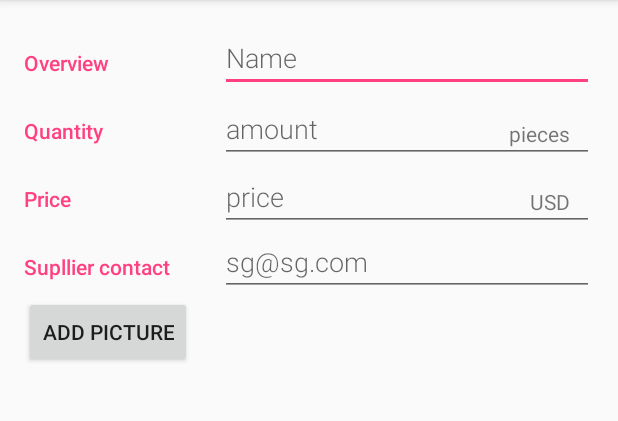
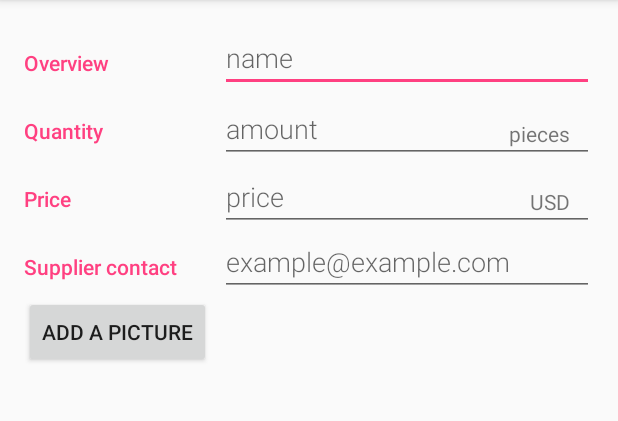
Before and after one commit to aczender/InventoryApp, an Android app: the EditorActivity screen opened directly, with no data from a screen before it, on a phone screen of 412 x 824 dp, the part 84-505 px from its top. Run offline under Robolectric (Android 15) with nearby library versions, the phone set to English and light mode, and no system bars.

Commit message:
2017.10.07.

```diff
--- a/app/src/main/res/layout/activity_editor.xml
+++ b/app/src/main/res/layout/activity_editor.xml
@@ -31,7 +31,7 @@
             <EditText
                 android:id="@+id/edit_device_name"
                 style="@style/EditorFieldStyle"
-                android:hint="Name"
+                android:hint="@string/editor_hintname"
                 android:inputType="textCapWords"/>
 
         </LinearLayout>
@@ -48,7 +48,7 @@
         <!-- Label -->
         <TextView
             style="@style/CategoryStyle"
-            android:text="Quantity"/>
+            android:text="@string/category_quantity"/>
 
         <!-- Input fields -->
         <RelativeLayout
@@ -61,14 +61,14 @@
             <EditText
                 android:id="@+id/edit_device_quantity"
                 style="@style/EditorFieldStyle"
-                android:hint="amount"
+                android:hint="@string/editor_hintquantity"
                 android:inputType="number"/>
 
-            <!-- Units for weight (kg) -->
+            <!-- Units for amount -->
             <TextView
                 android:id="@+id/label_quantity_units"
                 style="@style/EditorUnitsStyle"
-                android:text="pieces"/>
+                android:text="@string/editor_pieces"/>
         </RelativeLayout>
     </LinearLayout>
 
@@ -81,7 +81,7 @@
         <!-- Label -->
         <TextView
             style="@style/CategoryStyle"
-            android:text="Price"/>
+            android:text="@string/category_price"/>
 
         <!-- Input fields -->
         <RelativeLayout
@@ -94,14 +94,14 @@
             <EditText
                 android:id="@+id/edit_device_price"
                 style="@style/EditorFieldStyle"
-                android:hint="price"
+                android:hint="@string/editor_hintprice"
                 android:inputType="number"/>
 
             <!-- Units for weight (kg) -->
             <TextView
                 android:id="@+id/label_price_units"
                 style="@style/EditorUnitsStyle"
-                android:text="USD"/>
+                android:text="@string/editor_price"/>
         </RelativeLayout>
     </LinearLayout>
 
@@ -111,22 +111,22 @@
         android:orientation="horizontal">
 
         <TextView
-            android:text="Supllier contact"
-            style="@style/CategoryStyle" />
+            style="@style/CategoryStyle"
+            android:text="@string/category_contact"/>
 
         <!-- Input fields -->
         <LinearLayout
+            android:layout_width="0dp"
             android:layout_height="wrap_content"
-            android:layout_width="0dp"
             android:layout_weight="2"
-            android:paddingLeft="4dp"
-            android:orientation="vertical">
+            android:orientation="vertical"
+            android:paddingLeft="4dp">
 
             <EditText
                 android:id="@+id/edit_device_contact"
-                android:hint="sg@sg.com"
-                android:inputType="textEmailAddress"
-                style="@style/EditorFieldStyle" />
+                style="@style/EditorFieldStyle"
+                android:hint="@string/category_hintemail"
+                android:inputType="textEmailAddress"/>
         </LinearLayout>
     </LinearLayout>
 
@@ -134,9 +134,9 @@
         android:id="@+id/add_picture"
         android:layout_width="wrap_content"
         android:layout_height="wrap_content"
-        android:text="add picture"/>
+        android:text="@string/picture_button"/>
     <TextView
         android:id="@+id/image_uri"
         android:layout_width="wrap_content"
-        android:layout_height="wrap_content" />
+        android:layout_height="wrap_content"/>
 </LinearLayout>
--- a/app/src/main/res/values/strings.xml
+++ b/app/src/main/res/values/strings.xml
@@ -1,23 +1,62 @@
-<resources xmlns:xliff="urn:oasis:names:tc:xliff:document:1.2">
+<resources>
     <string name="app_name">InventoryApp</string>
-    <string name="search_hint">"check out our store"</string>
-    <string name="product_name">"phone1"</string>
-    <string name="product_price">"xxxx"</string>
 
-    <string name="order_summary_email_subject">Just Java order for Pete></string>
+    <!-- activity_catalog -->
+    <string name="activity_nodevice">NO DEVICES YET</string>
+    <string name="activity_addevice">Get started by adding a device</string>
 
-    <!-- Label for overview category of attributes in the editor [CHAR LIMIT=30] -->
+    <!-- activity_device_layout -->
+    <string name="layout_device">Device name</string>
+    <string name="layout_devicename">ExampleDevice</string>
+    <string name="layout_price">Price</string>
+    <string name="layout_pricewithnumbers">99 USD</string>
+    <string name="layout_contact">Supplier contact</string>
+    <string name="layout_contactinfo">+1 2345 678</string>
+    <string name="layout_quantity">Quantity</string>
+    <string name="layout_quantitywithnumbers">10 pieces</string>
+    <string name="layout_minus">-</string>
+    <string name="layout_plus">+</string>
+    <string name="layout_delete">delete</string>
+    <string name="layout_order">order</string>
+
+    <!-- activity_editor -->
     <string name="category_overview">Overview</string>
+    <string name="editor_hintname">name</string>
+    <string name="category_quantity">Quantity</string>
+    <string name="editor_hintquantity">amount</string>
+    <string name="editor_pieces">pieces</string>
+    <string name="category_price">Price</string>
+    <string name="editor_hintprice">price</string>
+    <string name="editor_price">USD</string>
+    <string name="category_contact">Supplier contact</string>
+    <string name="category_hintemail">example@example.com</string>
+    <string name="picture_button">Add a picture</string>
+
+    <!-- activity list_item -->
+    <string name="list_name">Name</string>
+    <string name="list_device">DummyDevice</string>
+    <string name="list_price">Price</string>
+    <string name="list_pricewithnumbers">100 USD</string>
+    <string name="list_amount">Amount</string>
+    <string name="list_amountwithnumbers">4 pieces</string>
+    <string name="list_buy">Buy</string>
+
+    <!--Editor java -->
+    <string name="editor_insert_device_failed">Error with saving device</string>
+    <string name="editor_update_device_successful">Device updated</string>
+
+    <string name="name_required">Please enter a name</string>
+    <string name="quantity_required">Please enter a quantity</string>
+    <string name="price_required">Please enter a price</string>
+    <string name="contact_required">Please enter a contact</string>
+
+    <string name="picture_added">You have added a picture</string>
+
+    <string name="delete_dialog_msg">Delete this device?</string>
+    <string name="editor_delete_device_failed">Error with deleting device</string>
+    <string name="editor_delete_device_successful">Device deleted</string>
 
     <string name="action_delete_all_entries">Delete all devices</string>
-    <!-- Toast message in editor when current pet was successfully deleted [CHAR LIMIT=NONE] -->
-    <string name="editor_delete_device_successful">Device deleted</string>
-
-    <!-- Toast message in editor when current pet has failed to be deleted [CHAR LIMIT=NONE] -->
-    <string name="editor_delete_device_failed">Error with deleting device</string>
-
-    <!-- Dialog message to ask the user to confirm deleting the current pet [CHAR LIMIT=NONE] -->
-    <string name="delete_dialog_msg">Delete this device?</string>
 
     <string name="action_save">Save</string>
 
@@ -27,21 +66,8 @@
 
     <string name="discard">Discard</string>
 
-    <!-- Dialog button text for the option to keep editing the current pet [CHAR LIMIT=20] -->
     <string name="keep_editing">Keep Editing</string>
-
-    <string name="editor_insert_device_failed">Error with saving device</string>
-
-    <!-- Toast message in editor when current pet was successfully updated [CHAR LIMIT=NONE] -->
-    <string name="editor_update_device_successful">Device updated</string>
-
     <string name="action_insert_dummy_data">Insert Dummy Data</string>
-
-    <string name="name_required">Please enter a name</string>
-    <string name="price_required">Please enter a price</string>
-    <string name="quantity_required">Please enter a quantity</string>
-    <string name="picture_required">Please enter a picture</string>
-    <string name="contact_required">Please enter a contact</string>
 
     <!-- Dialog button text for the option to confirm deleting the current pet [CHAR LIMIT=20] -->
     <string name="delete">Delete</string>
--- a/app/src/main/res/values/styles.xml
+++ b/app/src/main/res/values/styles.xml
@@ -50,4 +50,10 @@
         <item name="android:paddingTop">16dp</item>
         <item name="android:textAppearance">?android:textAppearanceSmall</item>
     </style>
+
+    <style name="LayoutButton">
+        <item name="android:layout_height">wrap_content</item>
+        <item name="android:layout_width">0dp</item>
+        <item name="android:layout_weight">1</item>
+    </style>
 </resources>
```
Also changed, not shown: app/src/main/AndroidManifest.xml (+9 -0 lines), app/src/main/java/com/example/andrew/inventoryapp/CatalogActivity.java (+5 -5 lines), app/src/main/java/com/example/andrew/inventoryapp/DeviceCursorAdapter.java (+2 -15 lines), app/src/main/java/com/example/andrew/inventoryapp/DeviceDetailActivity.java (+34 -39 lines), app/src/main/java/com/example/andrew/inventoryapp/EditorActivity.java (+20 -69 lines), app/src/main/java/com/example/andrew/inventoryapp/data/DeviceDbHelper.java (+1 -6 lines), app/src/main/java/com/example/andrew/inventoryapp/data/DeviceProvider.java (+16 -25 lines), app/src/main/java/com/example/andrew/inventoryapp/data/InventoryContract.java (+15 -39 lines), app/src/main/res/layout/activity_catalog.xml (+4 -6 lines), app/src/main/res/layout/activity_device_layout.xml (+14 -18 lines), app/src/main/res/layout/list_item.xml (+10 -10 lines).
